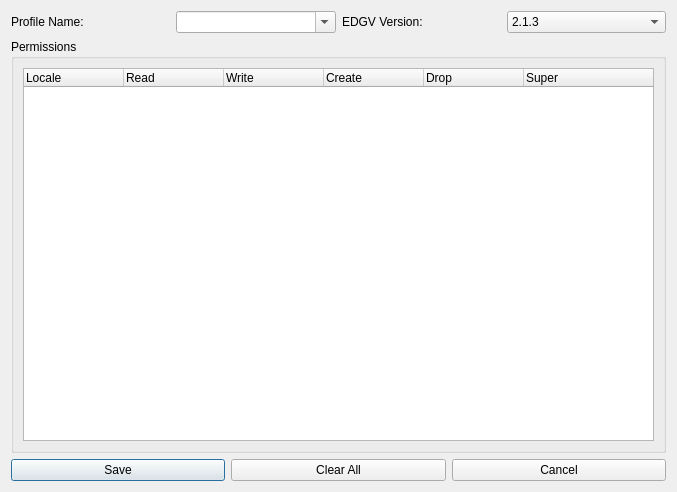
Old version of the form UserTools/profile_editor.ui in the repository dsgoficial/DsgTools.
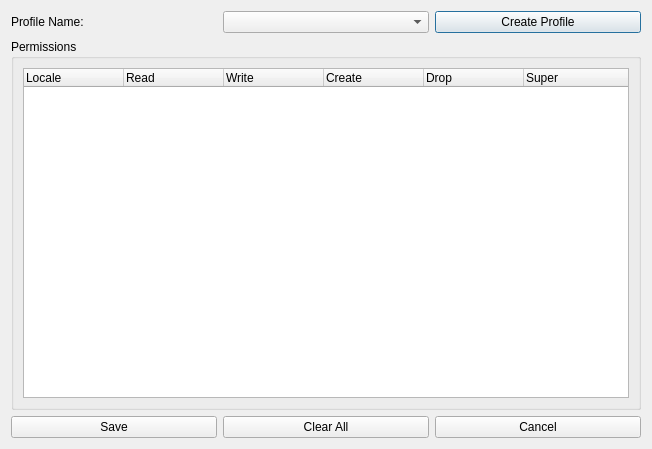
New version of the form.

Commit message: Profile dialog update

Patch:
```diff
--- a/UserTools/profile_editor.ui
+++ b/UserTools/profile_editor.ui
@@ -6,8 +6,8 @@
    <rect>
     <x>0</x>
     <y>0</y>
-    <width>677</width>
-    <height>492</height>
+    <width>652</width>
+    <height>449</height>
    </rect>
   </property>
   <property name="windowTitle">
@@ -26,7 +26,7 @@
      <item>
       <widget class="QComboBox" name="jsonCombo">
        <property name="editable">
-        <bool>true</bool>
+        <bool>false</bool>
        </property>
        <property name="duplicatesEnabled">
         <bool>false</bool>
@@ -34,21 +34,12 @@
       </widget>
      </item>
      <item>
-      <widget class="QLabel" name="label_2">
+      <widget class="QPushButton" name="createButton">
        <property name="text">
-        <string>EDGV Version:</string>
+        <string>Create Profile</string>
        </property>
       </widget>
      </item>
-     <item>
-      <widget class="QComboBox" name="versionCombo">
-       <item>
-        <property name="text">
-         <string>2.1.3</string>
-        </property>
-       </item>
-      </widget>
-     </item>
     </layout>
    </item>
    <item row="1" column="0">
```
The commit also changes 3 other files.
